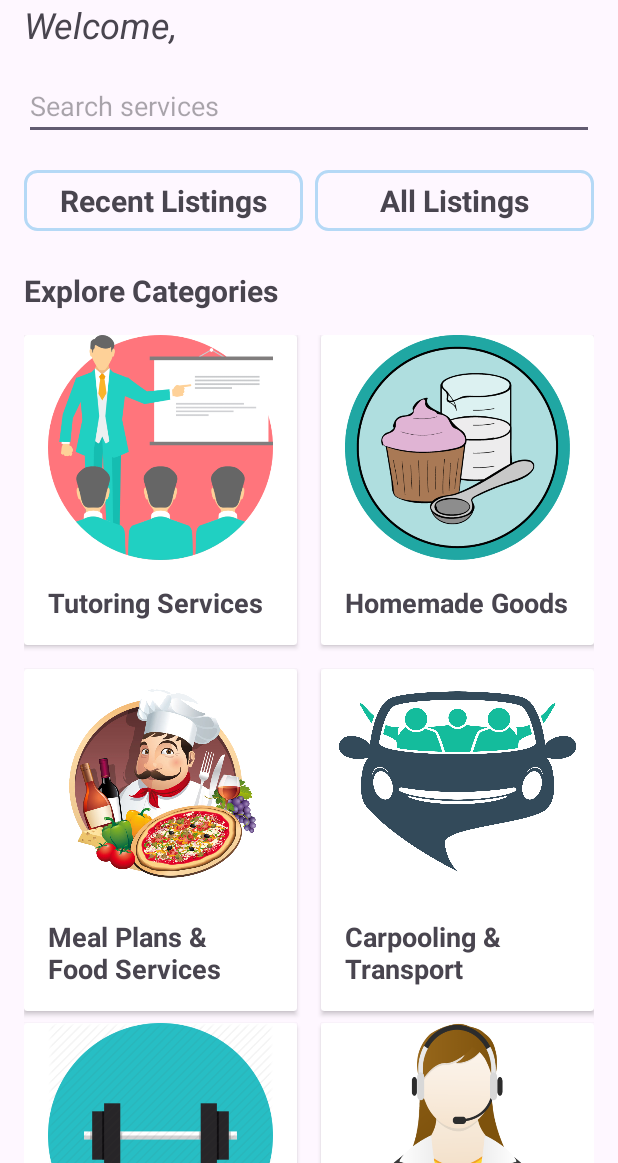
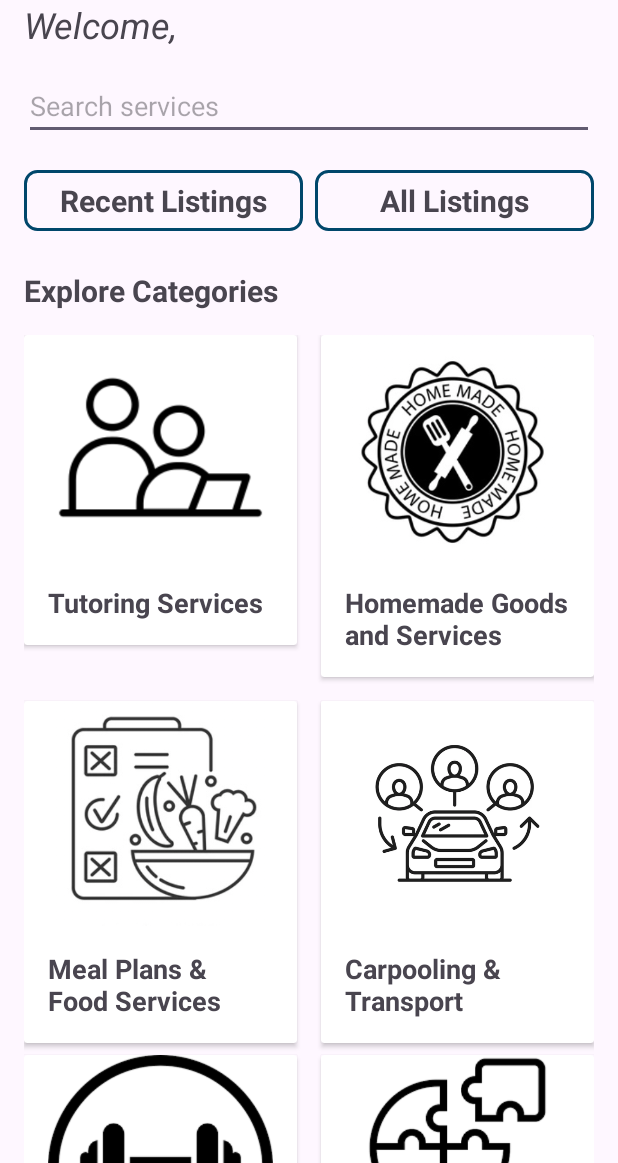
Before and after one commit to amishraj/gwtalenttrade, an Android app: the screen it shows after launch once a user with an empty profile is signed in (MainActivity), on a phone screen of 412 x 824 dp, the part 73-1236 px from its top. Run offline under Robolectric (Android 15) with nearby library versions, the phone set to English and light mode, and no system bars; our stand-ins replace Firebase (no records; nobody signed in at launch, a user with empty details on screens opened directly).

Commit message:
Updated icons and color theme

```diff
--- a/app/src/main/res/drawable/border_blue.xml
+++ b/app/src/main/res/drawable/border_blue.xml
@@ -4,5 +4,5 @@
     <corners android:radius="8dp"/>
     <stroke
         android:width="2dp"
-    android:color="#B5D9F6"/>
+    android:color="@color/blue"/>
 </shape>
--- a/app/src/main/res/layout/activity_main.xml
+++ b/app/src/main/res/layout/activity_main.xml
@@ -122,7 +122,7 @@
                 <ImageView
                     android:layout_width="match_parent"
                     android:layout_height="150dp"
-                    android:src="@drawable/tutor"
+                    android:src="@drawable/tutoring"
                     android:scaleType="fitCenter"/>
 
                 <!-- Text View for "Tutoring Services" -->
@@ -157,14 +157,14 @@
                 <ImageView
                     android:layout_width="match_parent"
                     android:layout_height="150dp"
-                    android:src="@drawable/bake"
+                    android:src="@drawable/homemade"
                     android:scaleType="fitCenter"/>
 
                 <!-- Text View for "Tutoring Services" -->
                 <TextView
                     android:layout_width="match_parent"
                     android:layout_height="wrap_content"
-                    android:text="Homemade Goods"
+                    android:text="Homemade Goods and Services"
                     android:textSize="18sp"
                     android:textStyle="bold"
                     android:padding="16dp"/> <!-- Adjust padding as needed -->
@@ -191,7 +191,7 @@
                 <ImageView
                     android:layout_width="match_parent"
                     android:layout_height="150dp"
-                    android:src="@drawable/cook"
+                    android:src="@drawable/foodservices"
                     android:scaleType="fitCenter"/>
 
                 <!-- Text View for "Tutoring Services" -->
@@ -226,7 +226,7 @@
                 <ImageView
                     android:layout_width="match_parent"
                     android:layout_height="150dp"
-                    android:src="@drawable/carpool"
+                    android:src="@drawable/carpooling"
                     android:scaleType="centerCrop"/>
 
                 <!-- Text View for "Tutoring Services" -->
@@ -296,7 +296,7 @@
                 <ImageView
                     android:layout_width="match_parent"
                     android:layout_height="150dp"
-                    android:src="@drawable/help"
+                    android:src="@drawable/misc"
                     android:scaleType="fitCenter"/>
 
                 <!-- Text View for "Tutoring Services" -->
--- a/app/src/main/res/values/colors.xml
+++ b/app/src/main/res/values/colors.xml
@@ -2,4 +2,6 @@
 <resources>
     <color name="black">#FF000000</color>
     <color name="white">#FFFFFFFF</color>
+    <color name="blue">#00476b</color>
+
 </resources>
--- a/app/src/main/res/values/themes.xml
+++ b/app/src/main/res/values/themes.xml
@@ -2,7 +2,8 @@
     <!-- Base application theme. -->
     <style name="Base.Theme.GWTalentTrade" parent="Theme.Material3.DayNight.NoActionBar">
         <!-- Customize your light theme here. -->
-        <!-- <item name="colorPrimary">@color/my_light_primary</item> -->
+        <item name="colorPrimary">@color/blue</item>
+        <!-- Add other customizations as needed -->
     </style>
 
     <style name="Theme.GWTalentTrade" parent="Base.Theme.GWTalentTrade" />
```
Also changed, not shown: app/src/main/res/drawable/bake.png (deleted), app/src/main/res/drawable/carpool.png (deleted), app/src/main/res/drawable/carpooling.png (added), app/src/main/res/drawable/cook.png (deleted), app/src/main/res/drawable/fitness.png, app/src/main/res/drawable/foodservices.jpg (added), app/src/main/res/drawable/help.png (deleted), app/src/main/res/drawable/homemade.png (added), app/src/main/res/drawable/misc.png (added), app/src/main/res/drawable/tutor.png (deleted), app/src/main/res/drawable/tutoring.png (added).
